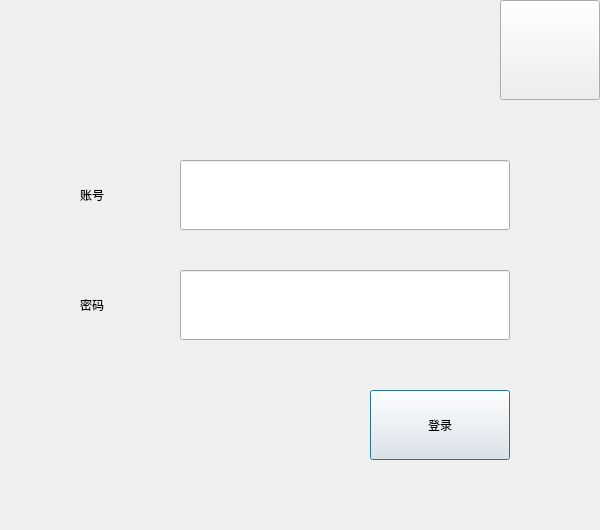
The window that src/XMusic/ui/logindlg.ui (1028417/XMusic) describes before a commit, drawn with Qt 5.
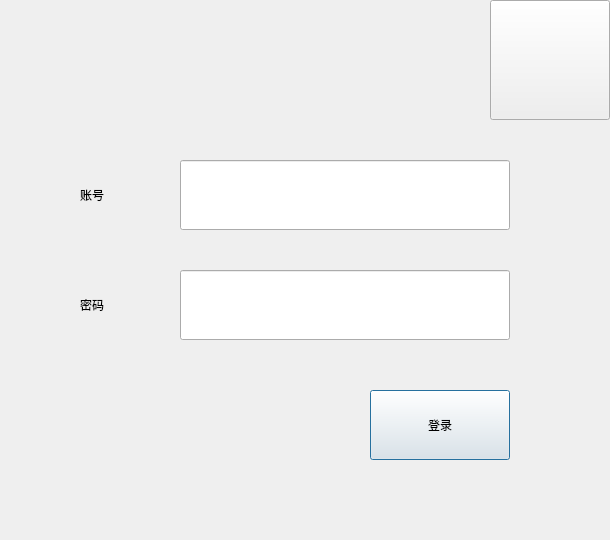
The same window after the commit. Icons and pictures are not drawn. Custom widgets are drawn as their Qt base class.

Diff of the .ui file:
```diff
--- a/src/XMusic/ui/logindlg.ui
+++ b/src/XMusic/ui/logindlg.ui
@@ -6,8 +6,8 @@
    <rect>
     <x>0</x>
     <y>0</y>
-    <width>600</width>
-    <height>530</height>
+    <width>610</width>
+    <height>540</height>
    </rect>
   </property>
   <property name="windowTitle">
@@ -63,10 +63,10 @@
   <widget class="CButton" name="btnX">
    <property name="geometry">
     <rect>
-     <x>500</x>
+     <x>490</x>
      <y>0</y>
-     <width>100</width>
-     <height>100</height>
+     <width>120</width>
+     <height>120</height>
     </rect>
    </property>
    <property name="autoFillBackground">
@@ -138,8 +138,8 @@
     <rect>
      <x>10</x>
      <y>0</y>
-     <width>510</width>
-     <height>90</height>
+     <width>500</width>
+     <height>120</height>
     </rect>
    </property>
    <property name="text">
```
